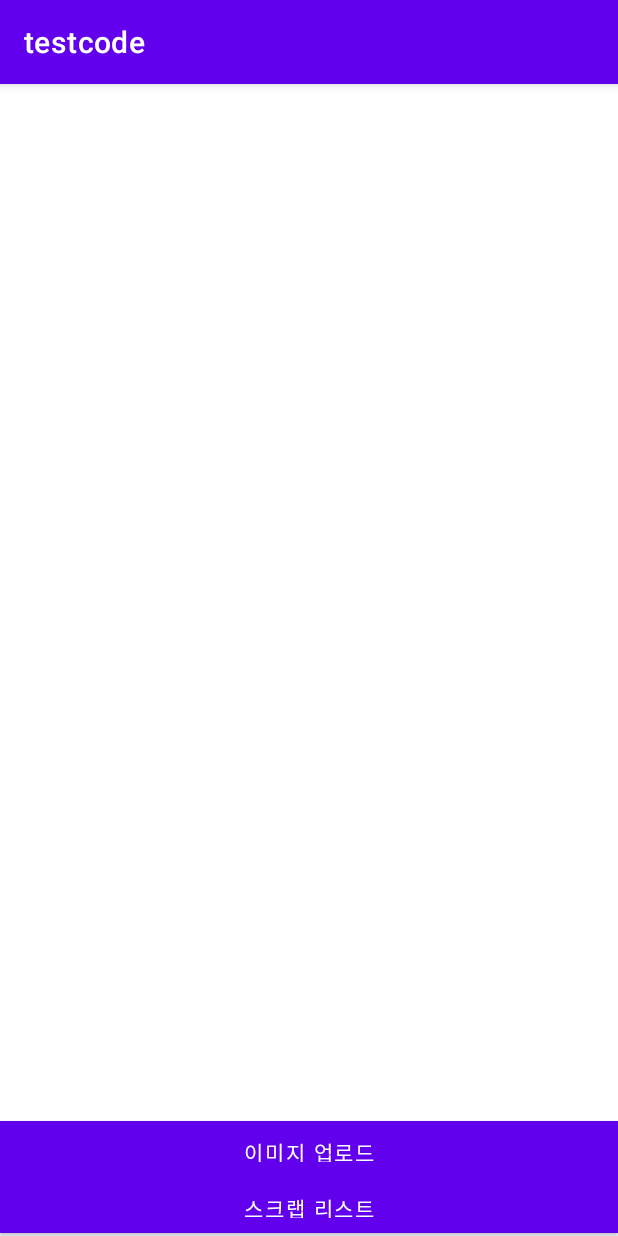
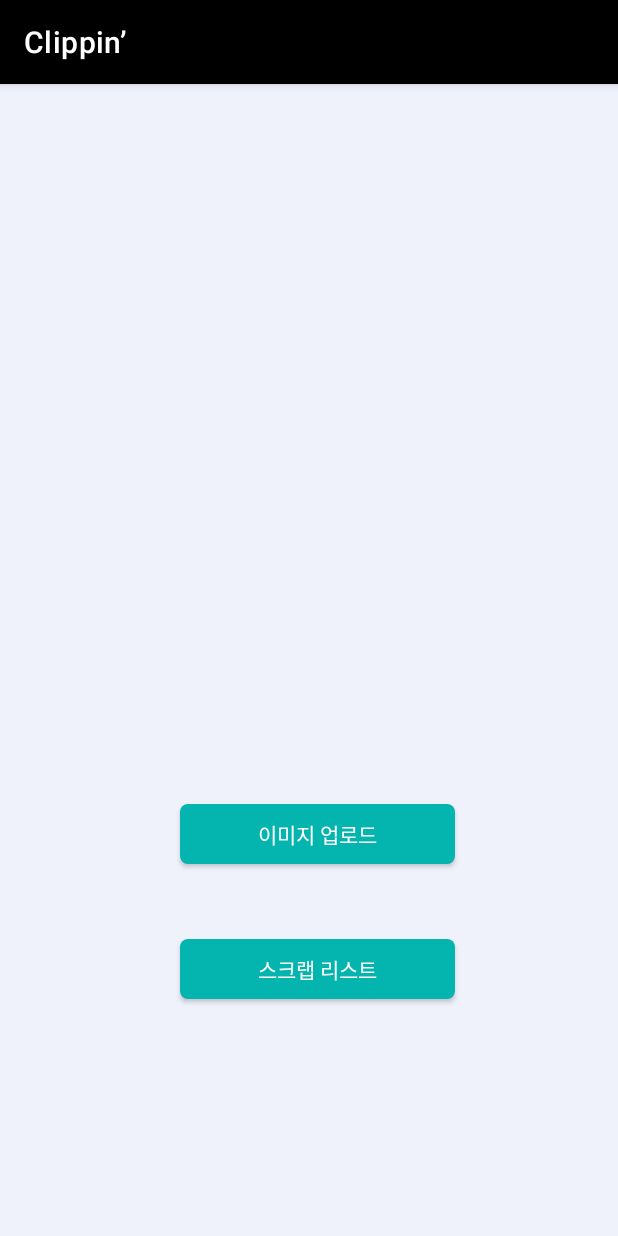
Before and after one commit to parkjaewons/Clippin, an Android app: the MainActivity screen opened directly, with no data from a screen before it, on a phone screen of 412 x 824 dp. Run offline under Robolectric (Android 15) with nearby library versions, the phone set to English and light mode, and no system bars; our stand-ins replace Firebase (no records; nobody signed in at launch, a user with empty details on screens opened directly); libraries missing offline, so code that uses them is left out: com.chaquo.python; pictures from the network do not load; 3 statements that could not run were skipped.

```diff
--- a/app/src/main/java/com/example/testcode/ScrapList.java
+++ b/app/src/main/java/com/example/testcode/ScrapList.java
@@ -1,6 +1,7 @@
 package com.example.testcode;
 
 import androidx.appcompat.app.AppCompatActivity;
+import androidx.appcompat.view.menu.MenuView;
 import androidx.recyclerview.widget.LinearLayoutManager;
 import androidx.recyclerview.widget.RecyclerView;
 
@@ -17,6 +18,7 @@ public class ScrapList extends AppCompatActivity {
 
     RecyclerView recyclerView;
     ScrapAdapter scrapAdapter;
+
 
 
     @SuppressLint("MissingInflatedId")
--- /dev/null
+++ b/app/src/main/res/drawable/round_button.xml
@@ -0,0 +1,11 @@
+<?xml version="1.0" encoding="utf-8"?>
+<shape xmlns:android="http://schemas.android.com/apk/res/android"
+    android:shape="rectangle">
+    <solid android:color="#04B4AE" />
+    <corners
+        android:bottomRightRadius="5dp"
+        android:bottomLeftRadius="5dp"
+        android:topLeftRadius="5dp"
+        android:topRightRadius="5dp"/>
+
+</shape>
--- a/app/src/main/res/layout/activity_imagelist.xml
+++ b/app/src/main/res/layout/activity_imagelist.xml
@@ -4,7 +4,8 @@
     xmlns:tools="http://schemas.android.com/tools"
     android:layout_width="match_parent"
     android:layout_height="match_parent"
-    tools:context=".Imagelist">
+    tools:context=".Imagelist"
+    android:background="@color/clip">
 
     <androidx.recyclerview.widget.RecyclerView
         android:layout_width="match_parent"
--- a/app/src/main/res/layout/activity_main.xml
+++ b/app/src/main/res/layout/activity_main.xml
@@ -5,42 +5,35 @@
     android:layout_width="match_parent"
     android:layout_height="match_parent"
     tools:context=".MainActivity"
-    android:orientation="vertical">
+    android:orientation="vertical"
+    android:background="@color/clip">
 
 
     <ImageView
         android:id="@+id/imageview"
         android:layout_width="match_parent"
-        android:layout_height="118dp"
-        />
-
-    <TextView
-        android:id="@+id/textview"
-        android:layout_width="match_parent"
-        android:layout_height="531dp"
-
-        android:scrollbars="vertical" />
-
-    <TextView
-        android:id="@+id/textview2"
-        android:layout_width="match_parent"
-        android:layout_height="42dp"
-        android:scrollbars="vertical" />
-
-    <Button
-        android:id="@+id/btn_upload"
-        android:layout_width="match_parent"
-        android:layout_height="37dp"
-        android:background="#ffffff"
-        android:text="이미지 업로드" />
+        android:layout_height="380dp" />
 
 
-    <Button
+    <androidx.appcompat.widget.AppCompatButton
+        android:id="@+id/btn_upload"
+        android:layout_width="183dp"
+        android:layout_height="40dp"
+        android:background="@drawable/round_button"
+        android:text="이미지 업로드"
+        android:layout_marginLeft="120dp"
+        android:layout_marginTop="100dp"
+        android:textColor="@color/white"/>
+
+    <androidx.appcompat.widget.AppCompatButton
         android:id="@+id/btn_scraplist"
-        android:layout_width="match_parent"
-        android:layout_height="37dp"
-        android:background="#ffffff"
-        android:text="스크랩 리스트" />
+        android:layout_width="183dp"
+        android:layout_height="40dp"
+        android:background="@drawable/round_button"
+        android:text="스크랩 리스트"
+        android:layout_marginLeft="120dp"
+        android:layout_marginTop="50dp"
+        android:textColor="@color/white"/>
 
 
 </LinearLayout>
--- a/app/src/main/res/layout/activity_scrap_list.xml
+++ b/app/src/main/res/layout/activity_scrap_list.xml
@@ -4,7 +4,8 @@
     xmlns:tools="http://schemas.android.com/tools"
     android:layout_width="match_parent"
     android:layout_height="match_parent"
-    tools:context=".ScrapList">
+    tools:context=".ScrapList"
+    android:background="@color/clip">
 
     <androidx.recyclerview.widget.RecyclerView
         android:id="@+id/rv"
--- a/app/src/main/res/values/colors.xml
+++ b/app/src/main/res/values/colors.xml
@@ -7,4 +7,5 @@
     <color name="teal_700">#FF018786</color>
     <color name="black">#FF000000</color>
     <color name="white">#FFFFFFFF</color>
+    <color name="clip">#EFF2FB</color>
 </resources>
--- a/app/src/main/res/values/strings.xml
+++ b/app/src/main/res/values/strings.xml
@@ -1,3 +1,3 @@
 <resources>
-    <string name="app_name">testcode</string>
+    <string name="app_name">Clippin’</string>
 </resources>
--- a/app/src/main/res/values/themes.xml
+++ b/app/src/main/res/values/themes.xml
@@ -2,13 +2,13 @@
     <!-- Base application theme. -->
     <style name="Theme.Testcode" parent="Theme.MaterialComponents.DayNight.DarkActionBar">
         <!-- Primary brand color. -->
-        <item name="colorPrimary">@color/purple_500</item>
-        <item name="colorPrimaryVariant">@color/purple_700</item>
+        <item name="colorPrimary">@color/black</item>
+        <item name="colorPrimaryVariant">@color/black</item>
         <item name="colorOnPrimary">@color/white</item>
         <!-- Secondary brand color. -->
         <item name="colorSecondary">@color/teal_200</item>
         <item name="colorSecondaryVariant">@color/teal_700</item>
-        <item name="colorOnSecondary">@color/black</item>
+        <item name="colorOnSecondary">@color/white</item>
         <!-- Status bar color. -->
         <item name="android:statusBarColor" tools:targetApi="l">?attr/colorPrimaryVariant</item>
         <!-- Customize your theme here. -->
```
Also changed, not shown: app/src/main/AndroidManifest.xml (+7 -0 lines), app/src/main/java/com/example/testcode/MainActivity.java (+8 -27 lines), app/src/main/java/com/example/testcode/Scrap.java (+13 -2 lines), app/src/main/java/com/example/testcode/ScrapAdapter.java (+25 -4 lines), app/src/main/java/com/example/testcode/Scrap_info.java (added, +45 -0 lines), app/src/main/res/layout/activity_imageupload.xml (+8 -4 lines), app/src/main/res/layout/activity_scrap_info.xml (added, +62 -0 lines), app/src/main/res/layout/activity_sign_up.xml (+5 -4 lines), app/src/main/res/layout/list_item.xml (+10 -4 lines), app/src/main/res/layout/scrap_item.xml (+15 -2 lines).
